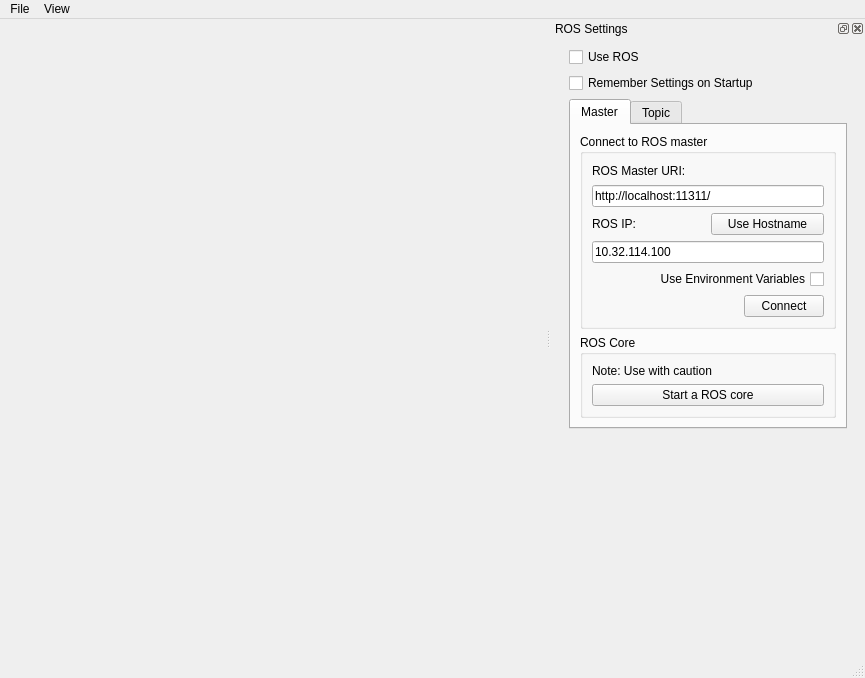
This is src/mainwindow.ui in mjhaskell/copter_sim as Qt 5 draws it before an edit. The edited form follows.
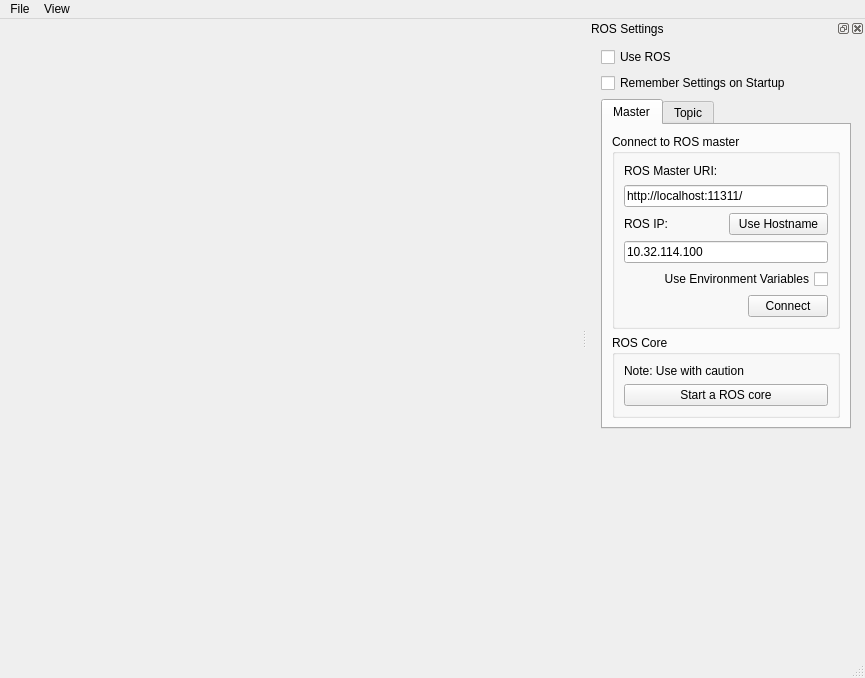
This is the edited form. Icons and pictures are not drawn.

```diff
--- a/src/mainwindow.ui
+++ b/src/mainwindow.ui
@@ -88,14 +88,14 @@
    </property>
    <property name="minimumSize">
     <size>
-     <width>284</width>
+     <width>278</width>
      <height>500</height>
     </size>
    </property>
    <property name="maximumSize">
     <size>
-     <width>400</width>
-     <height>1000</height>
+     <width>1000</width>
+     <height>524287</height>
     </size>
    </property>
    <property name="windowTitle">
@@ -109,6 +109,12 @@
      <enum>Qt::LeftToRight</enum>
     </property>
     <layout class="QGridLayout" name="gridLayout_3" rowstretch="1,3,1,1" columnstretch="1,30,1">
+     <property name="leftMargin">
+      <number>6</number>
+     </property>
+     <property name="rightMargin">
+      <number>6</number>
+     </property>
      <item row="2" column="1">
       <widget class="QTabWidget" name="ros_tab_widget">
        <property name="contextMenuPolicy">
@@ -276,7 +282,7 @@
        </property>
        <property name="sizeHint" stdset="0">
         <size>
-         <width>40</width>
+         <width>0</width>
          <height>20</height>
         </size>
        </property>
@@ -302,7 +308,7 @@
        </property>
        <property name="sizeHint" stdset="0">
         <size>
-         <width>40</width>
+         <width>0</width>
          <height>20</height>
         </size>
        </property>
```
Left out of the diff: 6 changed lines with no effect on the pictures.
